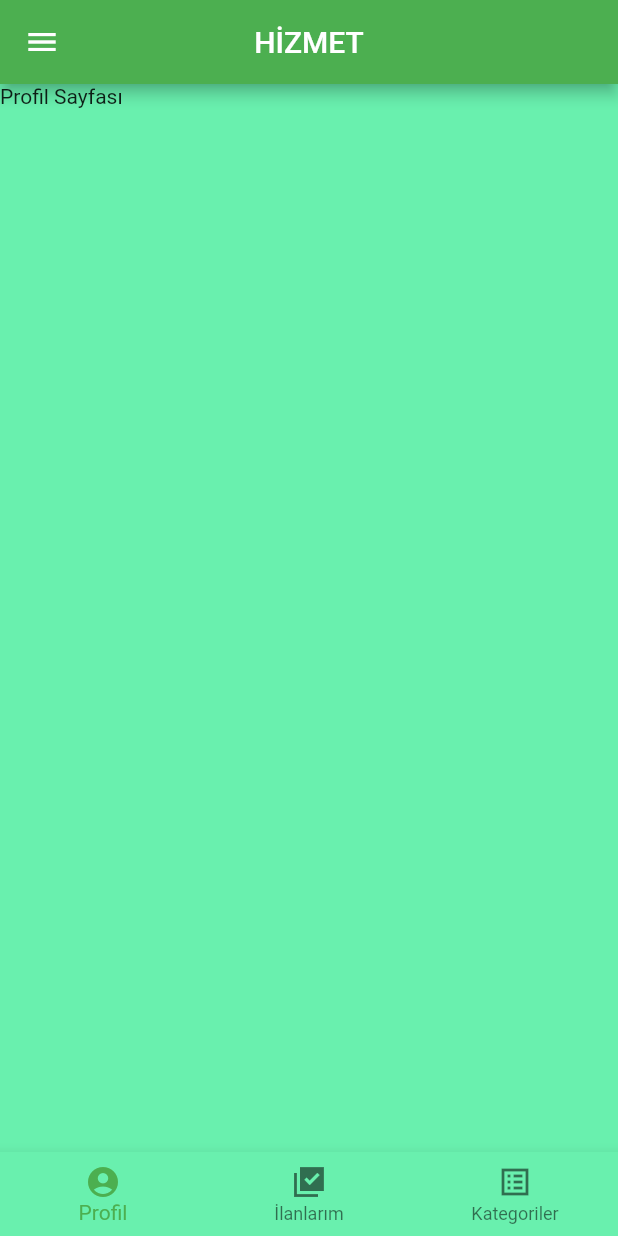
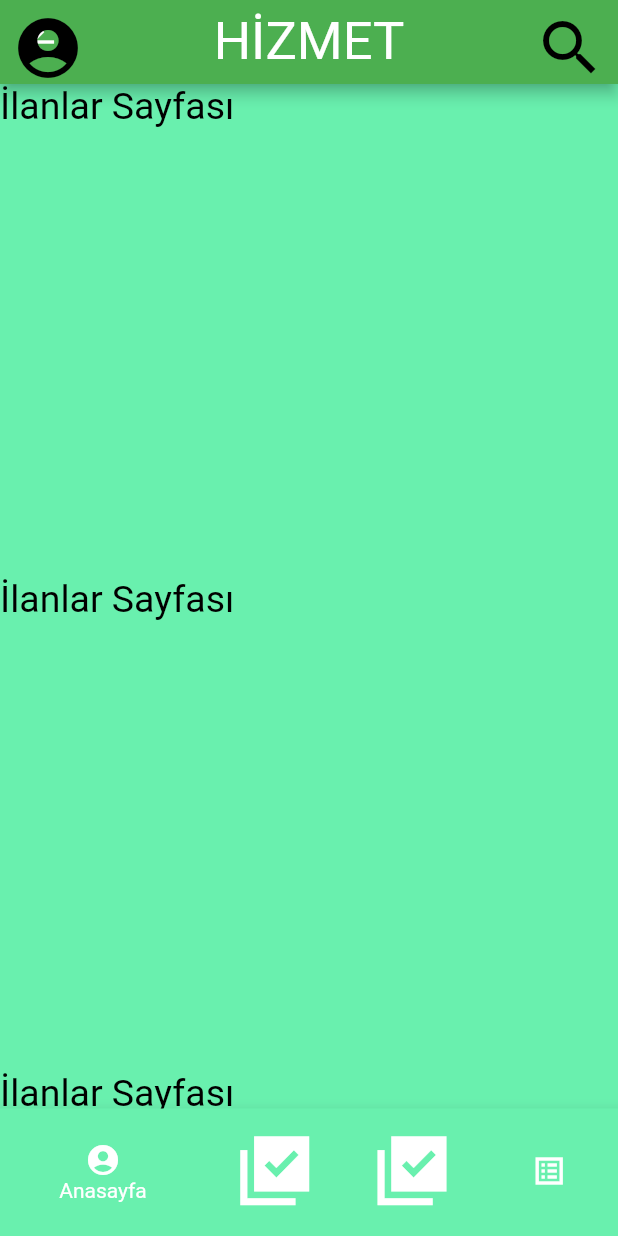
Before and after one commit to bilalozcan/hizmet_mobil_uygulama, a Flutter app: the MainPage screen opened by its route, on a phone screen of 412 x 824 dp. Run offline on Flutter 3.47's test engine with Material 2 defaults, Android fonts, the light colour scheme and no system bars; our stand-ins replace cloud_firestore, firebase_auth, firebase_core, fluttertoast, google_fonts, shared_preferences; accounts and stored records are empty.

Commit message:
Profil sayfası oluşturuldu ana sayfa simge yerleri düzeltildi yeni simgeler eklendi

```diff
--- a/lib/ui/MainPage.dart
+++ b/lib/ui/MainPage.dart
@@ -9,6 +9,7 @@ import 'package:hizmet_mobil_uygulama/models/CarouselSlider.dart';
 import 'package:hizmet_mobil_uygulama/models/User.dart';
 import 'package:hizmet_mobil_uygulama/utils/DialogMessage.dart';
 import 'package:shared_preferences/shared_preferences.dart';
+import 'ProfilePage.dart';
 
 /*Tüm firebase verilerini uygulama açılırken almak doğru olmaz */
 class MainPage extends StatefulWidget {
@@ -44,20 +45,6 @@ class _MainPageState extends State<MainPage> {
         exit(0);
       },
       child: Scaffold(
-        drawer: Drawer(
-            child: Column(
-          children: [
-            DrawerHeader(
-              child: Text("${firebaseAuth.currentUser.email}"),
-            ),
-            ListTile(
-              title: Text("Çıkış Yap", style: TextStyle(color: Colors.red),),
-              onTap: ()async{
-                dialogMessageForExit(context);
-              },
-            )
-          ],
-        )),
         bottomNavigationBar: BottomNavigationBar(
           onTap: (currentIndex) {
             setState(() {
@@ -67,16 +54,46 @@ class _MainPageState extends State<MainPage> {
           currentIndex: _currentNavigationBarIndex,
           items: [
             BottomNavigationBarItem(
-                icon: Icon(Icons.account_circle), label: "Profil"),
+                icon: Icon(Icons.account_circle), label: "Anasayfa"),
             BottomNavigationBarItem(
-                icon: Icon(Icons.library_add_check_sharp), label: "İlanlarım"),
+                icon: Icon(Icons.library_add_check_sharp,size: 55), label: "Hizmet Ver"),
             BottomNavigationBarItem(
-                icon: Icon(Icons.list_alt_sharp), label: "Kategoriler")
+                icon: Icon(Icons.library_add_check_sharp,size: 55), label: "Hizmetlerim"),
+            BottomNavigationBarItem(
+                icon: Icon(Icons.list_alt_sharp), label: "Sohbet")
           ],
         ),
         appBar: AppBar(
-          title: Text("HİZMET"),
-          centerTitle: true,
+          actions: [
+            Container(
+              width: MediaQuery.of(context).size.width,
+              child: Row(
+                mainAxisSize: MainAxisSize.max,
+                mainAxisAlignment: MainAxisAlignment.spaceBetween,
+                children: [
+                  IconButton(
+                    icon: Icon(Icons.account_circle),
+                    iconSize: 48,
+                    color: Colors.black,
+                    onPressed: (){
+                      Navigator.push(context, MaterialPageRoute(builder: (context)=>ProfilePage()));
+                    },
+                  ),
+                  Text(
+                    "HİZMET",
+                    style: GoogleFonts.hammersmithOne(fontSize: 35)
+                  ),
+                  IconButton(
+                    icon: Icon(Icons.search),
+                    iconSize: 48,
+                    color: Colors.black,
+                    onPressed: (){
+                    },
+                  ),
+                ],
+              ),
+            ),
+          ],
         ),
         body: Pages(_currentNavigationBarIndex),
       ),
@@ -86,7 +103,45 @@ class _MainPageState extends State<MainPage> {
   Pages(int currentNavigationBarIndex) {
     switch (_currentNavigationBarIndex) {
       case 0:
-        return Text("Profil Sayfası");
+        return ListView(
+          //mainAxisAlignment: MainAxisAlignment.spaceEvenly,
+          //crossAxisAlignment: CrossAxisAlignment.end,
+          children: [
+            Text(
+              "İlanlar Sayfası",
+              style: TextStyle(fontSize: 25, color: Colors.black),
+            ),
+            SizedBox(
+              height: 300,
+            ),
+            Text(
+              "İlanlar Sayfası",
+              style: TextStyle(fontSize: 25, color: Colors.black),
+            ),
+            SizedBox(
+              height: 300,
+            ),
+            Text(
+              "İlanlar Sayfası",
+              style: TextStyle(fontSize: 25, color: Colors.black),
+            ),
+            SizedBox(
+              height: 300,
+            ),
+            Text(
+              "İlanlar Sayfası",
+              style: TextStyle(fontSize: 25, color: Colors.black),
+            ),
+            SizedBox(
+              height: 30,
+            ),
+            Text(
+              "İlanlar Sayfası",
+              style: TextStyle(fontSize: 25, color: Colors.black),
+            ),
+          ],
+        );
+
       case 1:
         return Text("İlanlar Sayfası");
       case 2:
--- /dev/null
+++ b/lib/ui/ProfilePage.dart
@@ -0,0 +1,12 @@
+import 'package:flutter/material.dart';
+class ProfilePage extends StatefulWidget {
+  @override
+  _ProfilePageState createState() => _ProfilePageState();
+}
+
+class _ProfilePageState extends State<ProfilePage> {
+  @override
+  Widget build(BuildContext context) {
+    return Scaffold();
+  }
+}
```
